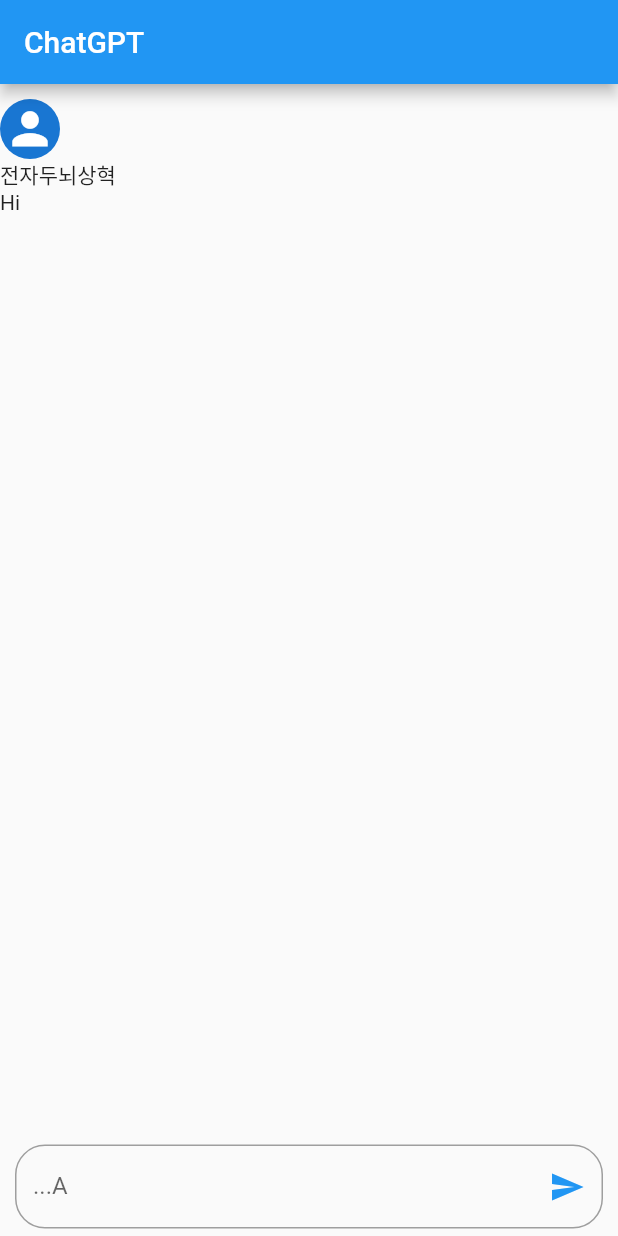
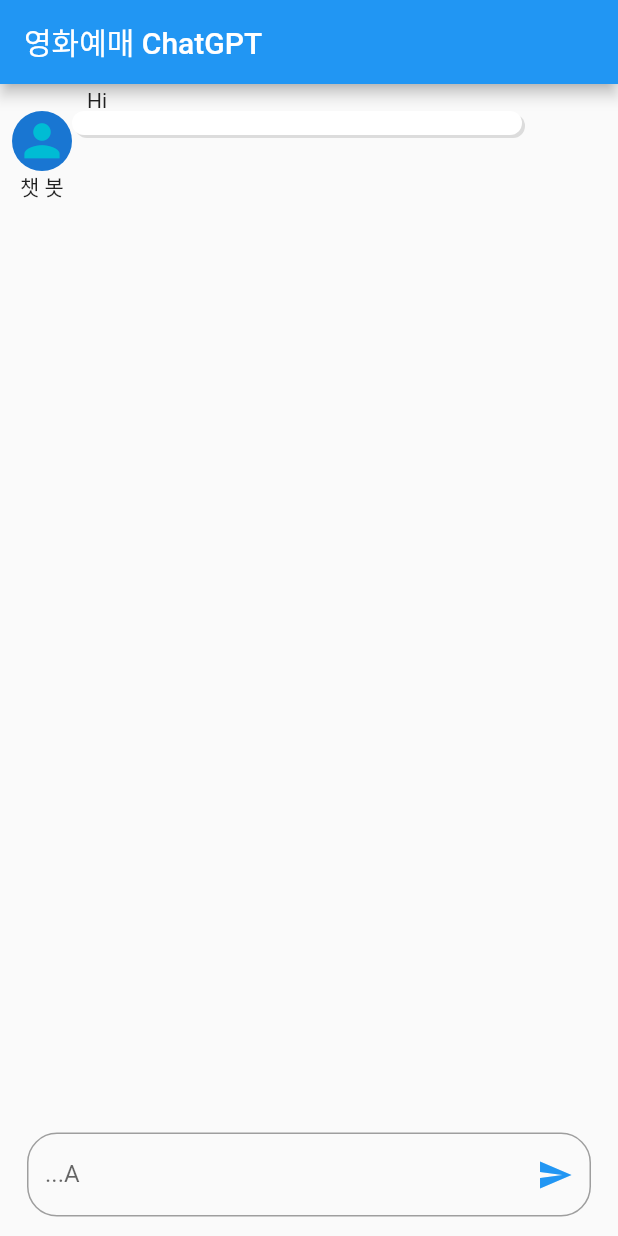
Before and after one commit to DhongGyuOh/flutter_application_chatbotgpt, a Flutter app: the screen it shows after launch, on a phone screen of 412 x 824 dp. Run offline on Flutter 3.47's test engine with Material 2 defaults, Android fonts, the phone set to English and light mode, and no system bars; missing offline and left inert: chat_gpt_sdk.

Commit message:
기능 구현 완료

```diff
--- a/lib/main.dart
+++ b/lib/main.dart
@@ -4,7 +4,6 @@
 import 'package:flutter/material.dart';
 import 'package:flutter_application_chatbotgpt/models/message_model.dart';
 
-// final messages = UnmodifiableListView<MessageModel>([MessageModel(true, 'Hi')]);
 final List<MessageModel> _messages = [MessageModel(true, 'Hi')];
 UnmodifiableListView<MessageModel> messages = UnmodifiableListView(_messages);
 final txtMessage = TextEditingController();
@@ -21,19 +20,9 @@
 
 class _MyAppState extends State<MyApp> {
   final openAI = OpenAI.instance.build(
-      token: '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',
-      baseOption: HttpSetup(receiveTimeout: const Duration(seconds: 20)),
+      token: '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',
+      baseOption: HttpSetup(receiveTimeout: const Duration(seconds: 100)),
       isLog: true);
-
-  // void sendMessage(String message) async {
-  //   final requests = CompleteText(
-  //       prompt: message, model: Model.textDavinci2, maxTokens: 10000);
-  //   final res = await openAI.onCompletion(request: requests);
-  //   setState(() {
-  //     _messages.add(MessageModel(true, res?.choices.last.text ?? "Error"));
-  //     messages = UnmodifiableListView(_messages);
-  //   });
-  // }
 
   void sendMessage(String message) async {
     const maxTokens = 2048;
@@ -70,9 +59,11 @@
     return MaterialApp(
       home: Scaffold(
         appBar: AppBar(
-          title: const Text('ChatGPT'),
+          title: const Text('영화예매 ChatGPT'),
         ),
-        body: Stack(children: [
+        body: Padding(
+          padding: const EdgeInsets.all(8.0),
+          child: Stack(children: [
             Column(
               children: [
                 Expanded(
@@ -87,12 +78,16 @@
                             : UserCard(index: index);
                       },
                     )),
+                const SizedBox(
+                  height: 45,
+                )
               ],
             ),
             SendMessage(
               sendMessage: () => sendMessage(txtMessage.text),
             )
           ]),
+        ),
       ),
     );
   }
@@ -141,6 +136,7 @@
   }
 }
 
+//유저 카드 위젯
 class UserCard extends StatelessWidget {
   final int index;
   const UserCard({
@@ -162,7 +158,7 @@
                   size: 30,
                 ),
               ),
-              Text('동규')
+              Text('구굴러')
             ],
           ),
         ),
@@ -172,20 +168,20 @@
           child: Column(
             children: [
               Container(
+                  padding: const EdgeInsets.all(5),
                   decoration: BoxDecoration(
-                      color: Colors.white,
-                      borderRadius: const BorderRadius.only(
-                        bottomRight: Radius.circular(20),
-                      ),
+                      color: Colors.amber,
+                      borderRadius: const BorderRadius.all(Radius.circular(10)),
                       boxShadow: [
                         BoxShadow(
-                            color: Colors.grey.withOpacity(.12),
-                            offset: const Offset(-30, 2),
+                            color: Colors.black.withOpacity(.12),
+                            offset: const Offset(-1, 1),
                             blurRadius: 2)
                       ]),
                   child: Text(
                     messages[index].message,
-                    maxLines: 12,
+                    softWrap: true,
+                    style: const TextStyle(fontWeight: FontWeight.w500),
                   ))
             ],
           ),
@@ -195,6 +191,7 @@
   }
 }
 
+//챗봇 카드 위젯
 class BotCard extends StatelessWidget {
   final int index;
   const BotCard({
@@ -205,26 +202,43 @@
   @override
   Widget build(BuildContext context) {
     return Row(
-      children: [
-        Column(
       mainAxisAlignment: MainAxisAlignment.start,
       crossAxisAlignment: CrossAxisAlignment.start,
       children: [
-            const CircleAvatar(
+        const Column(
+          mainAxisAlignment: MainAxisAlignment.start,
+          crossAxisAlignment: CrossAxisAlignment.center,
+          children: [
+            CircleAvatar(
               child: Icon(
                 Icons.person,
                 size: 35,
+                color: Colors.cyan,
               ),
             ),
-            const Text('전자두뇌상혁'),
-            SizedBox(
+            Text('챗 봇'),
+          ],
+        ),
+        Container(
+          padding: const EdgeInsets.symmetric(
+            horizontal: 10,
+          ),
           width: 300,
-              height: 500,
+          decoration: BoxDecoration(
+              color: Colors.white,
+              borderRadius: const BorderRadius.all(Radius.circular(15)),
+              boxShadow: [
+                BoxShadow(
+                    color: Colors.black.withOpacity(0.12),
+                    offset: const Offset(2, 2))
+              ]),
+          child: Transform.translate(
+            offset: const Offset(0, -15),
             child: Text(
               messages[index].message,
+              softWrap: true,
             ),
           ),
-          ],
         ),
       ],
     );
```
Lines whose indentation alone changed are shown as unchanged.
